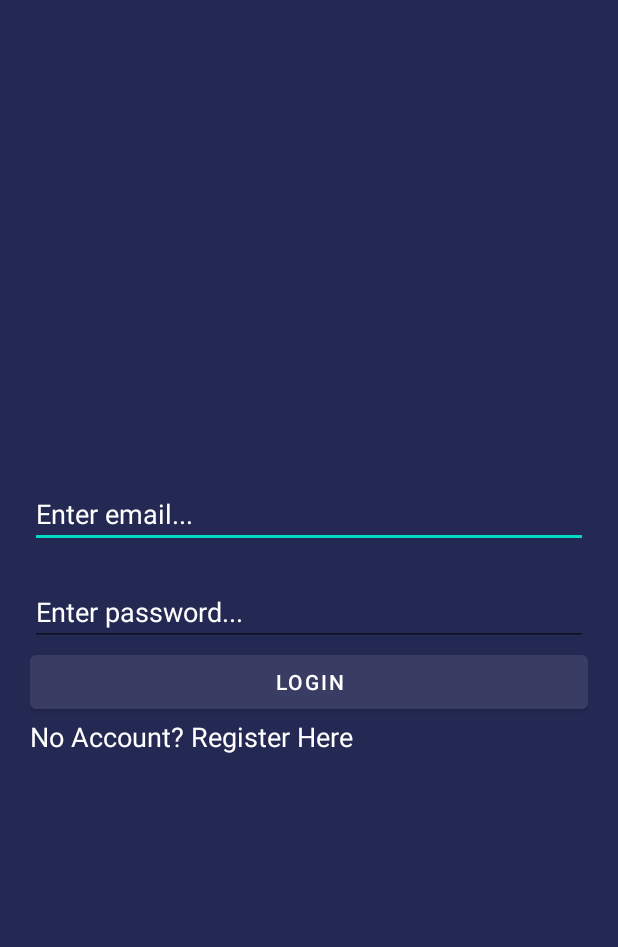
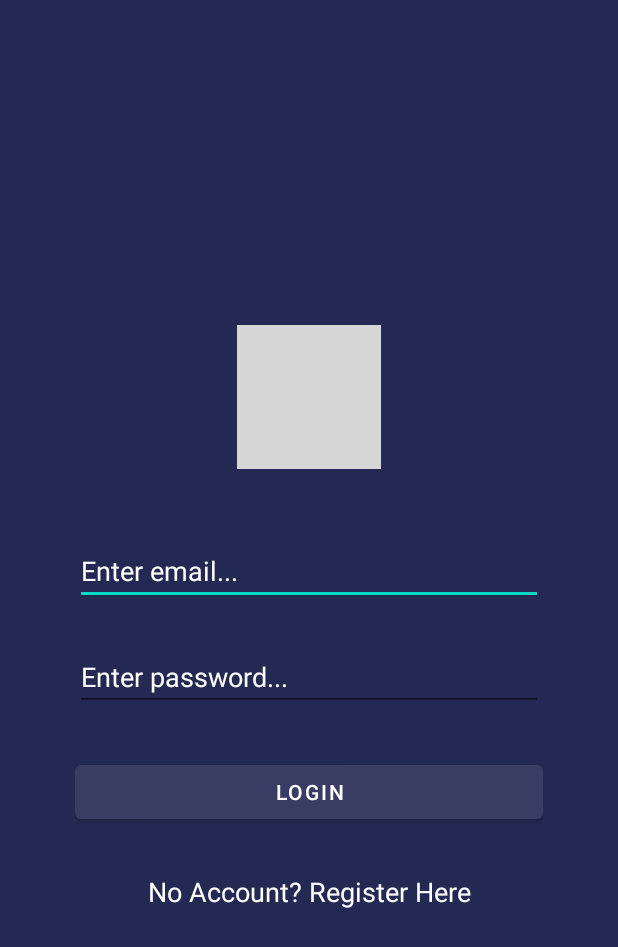
Before and after one commit to vjastoni/Illumination, an Android app: the screen it shows after launch (Login), on a phone screen of 412 x 824 dp. Shown: the top 947 px of the screen. Run offline under Robolectric (Android 15) with nearby library versions, the phone set to English and light mode, and no system bars; our stand-ins replace Firebase (no records; nobody signed in at launch, a user with empty details on screens opened directly); grey boxes are pictures that could not be loaded.

Commit message:
change the layout of login and register

```diff
--- a/app/src/main/java/com/example/illumination_test/Activity/PlayQuiz.java
+++ b/app/src/main/java/com/example/illumination_test/Activity/PlayQuiz.java
@@ -3,6 +3,7 @@ package com.example.illumination_test.Activity;
 import androidx.annotation.NonNull;
 import androidx.appcompat.app.AppCompatActivity;
 import androidx.appcompat.widget.Toolbar;
+import androidx.core.content.ContextCompat;
 
 import android.annotation.SuppressLint;
 import android.content.Intent;
--- a/app/src/main/res/layout/activity_login.xml
+++ b/app/src/main/res/layout/activity_login.xml
@@ -5,7 +5,7 @@
     android:layout_width="match_parent"
     android:layout_height="match_parent"
     android:background="#242953"
-    android:padding="20dp"
+    android:padding="50dp"
     tools:context=".Activity.Login">
 
     <RelativeLayout
@@ -13,11 +13,21 @@
         android:layout_height="match_parent"
         android:gravity="center"
         >
+
+        <ImageView
+            android:id="@+id/logoLang"
+            android:layout_width="wrap_content"
+            android:layout_height="wrap_content"
+            android:layout_centerHorizontal="true"
+            android:src="@mipmap/ic_illu_test"/>
+
         <EditText
             android:id="@+id/emailET"
             android:layout_width="match_parent"
             android:layout_height="wrap_content"
             android:hint="Enter email..."
+            android:layout_below="@+id/logoLang"
+            android:layout_marginTop="45dp"
             android:textColorHint="@color/white"
             android:textColor="@color/white"
             />
@@ -26,8 +36,9 @@
             android:hint="Enter password..."
             android:textColorHint="@color/white"
             android:textColor="@color/white"
+            android:inputType="textPassword"
             android:id="@+id/passwordET"
-            android:layout_marginTop="20dp"
+            android:layout_marginTop="25dp"
             android:layout_below="@+id/emailET"
             android:layout_width="match_parent"
             android:layout_height="wrap_content"
@@ -39,6 +50,7 @@
             android:layout_width="match_parent"
             android:layout_height="wrap_content"
             android:text="Login"
+            android:layout_marginTop="30dp"
             android:layout_below="@+id/passwordET" />
 
         <TextView
@@ -47,6 +59,8 @@
             android:layout_height="wrap_content"
             android:layout_below="@+id/loginBT"
             android:text="No Account? Register Here"
+            android:layout_marginTop="30dp"
+            android:gravity="center_horizontal"
             android:textColor="@color/white"
             android:textSize="18sp"
             />
```
Also changed, not shown: app/src/main/res/layout/activity_register.xml (+8 -3 lines).
